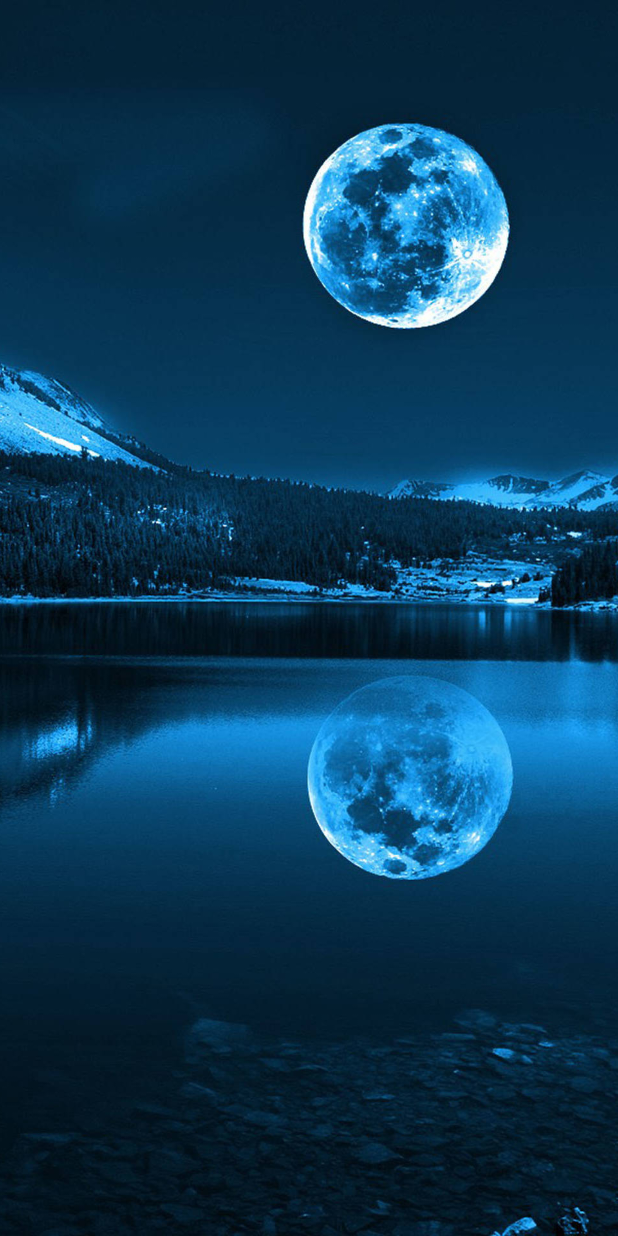
After one commit to shunyuyu/shunyu, an Android app: the LaunchPage screen opened directly, with no data from a screen before it, on a phone screen of 412 x 824 dp. The commit adds this screen. Run offline under Robolectric (Android 15) with nearby library versions, the phone set to English and light mode, and no system bars.

Commit message:
启动页面变成launchPage页面：设置图片为启动页面 两秒后跳转到LoginActivity页面

```diff
--- a/app/src/main/AndroidManifest.xml
+++ b/app/src/main/AndroidManifest.xml
@@ -9,13 +9,16 @@
         android:roundIcon="@mipmap/ic_launcher_round"
         android:supportsRtl="true"
         android:theme="@style/Theme.AppCompat.DayNight.NoActionBar">
-        <activity android:name=".MainActivity">
+        <activity android:name=".LaunchPage">
             <intent-filter>
                 <action android:name="android.intent.action.MAIN" />
 
                 <category android:name="android.intent.category.LAUNCHER" />
             </intent-filter>
         </activity>
+        <activity android:name=".MainActivity">
+
+        </activity>
     </application>
 
 </manifest>
--- /dev/null
+++ b/app/src/main/java/com/example/superletter/LaunchPage.java
@@ -0,0 +1,29 @@
+package com.example.superletter;
+
+import androidx.appcompat.app.AppCompatActivity;
+
+import android.content.Intent;
+import android.os.Bundle;
+import android.os.Handler;
+import android.view.WindowManager;
+
+/**
+ * @author xushunyu
+ */
+public class LaunchPage extends AppCompatActivity {
+
+    @Override
+    protected void onCreate(Bundle savedInstanceState) {
+        super.onCreate(savedInstanceState);
+        setContentView(R.layout.activity_launch_page);
+        getWindow().setFlags(WindowManager.LayoutParams.FLAG_FULLSCREEN, WindowManager.LayoutParams.FLAG_FULLSCREEN);
+        new Handler().postDelayed(new Runnable() {
+            @Override
+            public void run() {
+                Intent intent=new Intent(LaunchPage.this,MainActivity.class);
+                startActivity(intent);
+                finish();
+            }
+        }, 2000);
+    }
+}
--- a/app/src/main/java/com/example/superletter/MainActivity.java
+++ b/app/src/main/java/com/example/superletter/MainActivity.java
@@ -13,7 +13,7 @@
     @Override
     protected void onCreate(Bundle savedInstanceState) {
         super.onCreate(savedInstanceState);
-        setContentView(R.layout.activity_main);
+        setContentView(R.layout.activity_login);
         getWindow().setFlags(WindowManager.LayoutParams.FLAG_FULLSCREEN, WindowManager.LayoutParams.FLAG_FULLSCREEN);
     }
 }
--- /dev/null
+++ b/app/src/main/res/layout/activity_launch_page.xml
@@ -0,0 +1,20 @@
+<?xml version="1.0" encoding="utf-8"?>
+<androidx.constraintlayout.widget.ConstraintLayout xmlns:android="http://schemas.android.com/apk/res/android"
+    xmlns:app="http://schemas.android.com/apk/res-auto"
+    xmlns:tools="http://schemas.android.com/tools"
+    android:layout_width="match_parent"
+    android:layout_height="match_parent"
+    tools:context=".LaunchPage">
+
+    <ImageView
+        android:id="@+id/imageView"
+        android:layout_width="wrap_content"
+        android:layout_height="wrap_content"
+        android:contentDescription="@string/LaunchPage"
+        android:scaleType="centerCrop"
+        app:layout_constraintBottom_toBottomOf="parent"
+        app:layout_constraintEnd_toEndOf="parent"
+        app:layout_constraintStart_toStartOf="parent"
+        app:layout_constraintTop_toTopOf="parent"
+        app:srcCompat="@drawable/launch_page" />
+</androidx.constraintlayout.widget.ConstraintLayout>
--- a/app/src/main/res/values/strings.xml
+++ b/app/src/main/res/values/strings.xml
@@ -1,3 +1,4 @@
 <resources>
     <string name="app_name">超信</string>
+    <string name="LaunchPage">启动页面图片</string>
 </resources>
```
Also changed, not shown: app/src/main/res/drawable-v24/launch_page.jpg (added), app/src/main/res/layout/activity_login.xml (renamed from app/src/main/res/layout/activity_main.xml).
